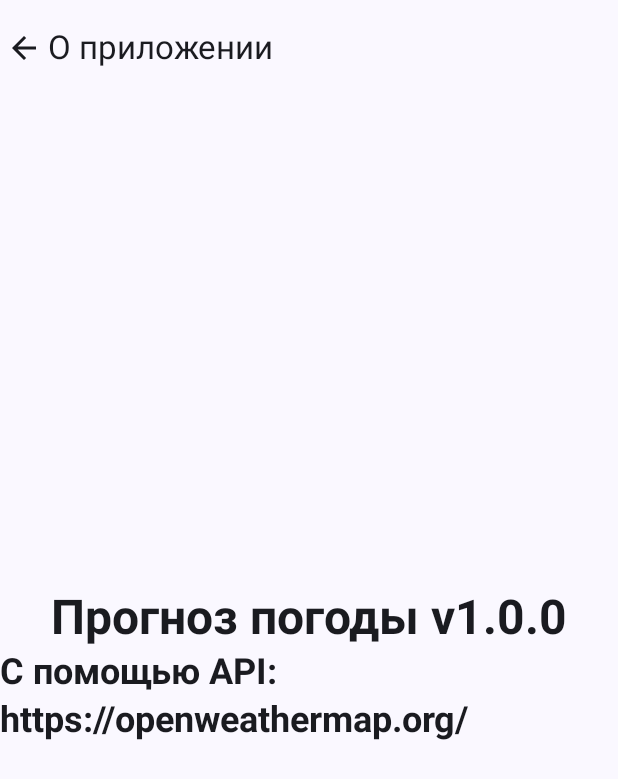
After one commit to arstanrakhmat/weather-forecast-compose, an Android app built with Jetpack Compose: the AboutScreen screen opened through its navigation route, on a phone screen of 412 x 824 dp. The commit adds this screen. Shown: the top 779 px of the screen. Run offline under Robolectric (Android 15) with nearby library versions, the phone set to English and light mode, and no system bars; our stand-ins replace Dagger/Hilt's generated code.

Commit message:
Set up drop down menu and about screen

```diff
--- a/app/src/main/java/com/example/weatherapp/navigation/WeatherNavigation.kt
+++ b/app/src/main/java/com/example/weatherapp/navigation/WeatherNavigation.kt
@@ -7,9 +7,12 @@ import androidx.navigation.compose.NavHost
 import androidx.navigation.compose.composable
 import androidx.navigation.compose.rememberNavController
 import androidx.navigation.navArgument
+import com.example.weatherapp.screens.about.AboutScreen
+import com.example.weatherapp.screens.favorites.FavoritesScreen
 import com.example.weatherapp.screens.main.MainScreen
 import com.example.weatherapp.screens.main.MainVewModel
 import com.example.weatherapp.screens.search.SearchScreen
+import com.example.weatherapp.screens.settings.SettingsScreen
 import com.example.weatherapp.screens.splash.WeatherSplashScreen
 
 @Composable
@@ -41,6 +44,19 @@ fun WeatherNavigation() {
             SearchScreen(navController = navController)
         }
 
+        composable(WeatherScreens.AboutScreen.name) {
+            AboutScreen(navController = navController)
+        }
+
+        composable(WeatherScreens.SettingScreen.name) {
+            SettingsScreen(navController = navController)
+        }
+
+        composable(WeatherScreens.FavoritesScreen.name) {
+            FavoritesScreen(navController = navController)
+        }
+
+
 
     }
 }
--- a/app/src/main/java/com/example/weatherapp/navigation/WeatherScreens.kt
+++ b/app/src/main/java/com/example/weatherapp/navigation/WeatherScreens.kt
@@ -5,5 +5,6 @@ enum class WeatherScreens {
     MainScreen,
     AboutScreen,
     SearchScreen,
-    SettingScreen
+    SettingScreen,
+    FavoritesScreen
 }
--- /dev/null
+++ b/app/src/main/java/com/example/weatherapp/screens/about/AboutScreen.kt
@@ -0,0 +1,60 @@
+package com.example.weatherapp.screens.about
+
+import androidx.compose.foundation.layout.Arrangement
+import androidx.compose.foundation.layout.Column
+import androidx.compose.foundation.layout.fillMaxHeight
+import androidx.compose.foundation.layout.fillMaxWidth
+import androidx.compose.foundation.layout.padding
+import androidx.compose.material.icons.Icons
+import androidx.compose.material.icons.filled.ArrowBack
+import androidx.compose.material3.ExperimentalMaterial3Api
+import androidx.compose.material3.MaterialTheme
+import androidx.compose.material3.Scaffold
+import androidx.compose.material3.Surface
+import androidx.compose.material3.Text
+import androidx.compose.runtime.Composable
+import androidx.compose.ui.Alignment
+import androidx.compose.ui.Modifier
+import androidx.compose.ui.res.stringResource
+import androidx.compose.ui.text.font.FontWeight
+import androidx.navigation.NavController
+import com.example.weatherapp.R
+import com.example.weatherapp.widgets.WeatherAppBar
+
+@OptIn(ExperimentalMaterial3Api::class)
+@Composable
+fun AboutScreen(navController: NavController) {
+    Scaffold(topBar = {
+
+        WeatherAppBar(
+            title = "О приложении",
+            icon = Icons.Default.ArrowBack, isMainScreen = false, navController = navController
+        ) {
+            navController.popBackStack()
+        }
+    }) { paddingValues ->
+        Surface(
+            modifier = Modifier
+                .padding(paddingValues)
+                .fillMaxWidth()
+                .fillMaxHeight()
+        ) {
+            Column(
+                horizontalAlignment = Alignment.CenterHorizontally,
+                verticalArrangement = Arrangement.Center
+            ) {
+                Text(
+                    text = stringResource(id = R.string.about_app),
+                    style = MaterialTheme.typography.headlineLarge,
+                    fontWeight = FontWeight.Bold
+                )
+
+                Text(
+                    text = stringResource(id = R.string.api_used),
+                    style = MaterialTheme.typography.headlineSmall,
+                    fontWeight = FontWeight.Bold
+                )
+            }
+        }
+    }
+}
--- a/app/src/main/res/values/strings.xml
+++ b/app/src/main/res/values/strings.xml
@@ -1,3 +1,5 @@
 <resources>
     <string name="app_name">Weather App</string>
+    <string name="about_app">Прогноз погоды v1.0.0</string>
+    <string name="api_used">С помощью API: https://openweathermap.org/</string>
 </resources>
```
Also changed, not shown: app/src/main/java/com/example/weatherapp/screens/favorites/FavoriteScreens.kt (added, +10 -0 lines), app/src/main/java/com/example/weatherapp/screens/settings/SettingsScreen.kt (added, +10 -0 lines), app/src/main/java/com/example/weatherapp/widgets/WeatherAppBar.kt (+91 -1 lines).
